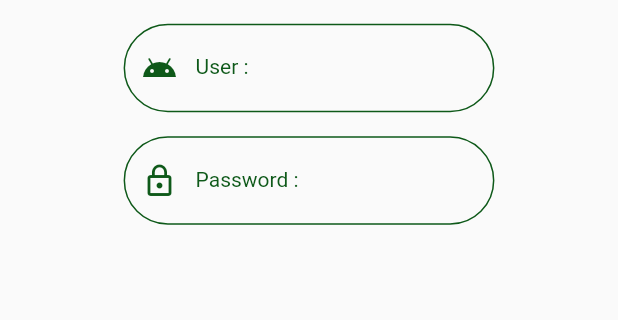
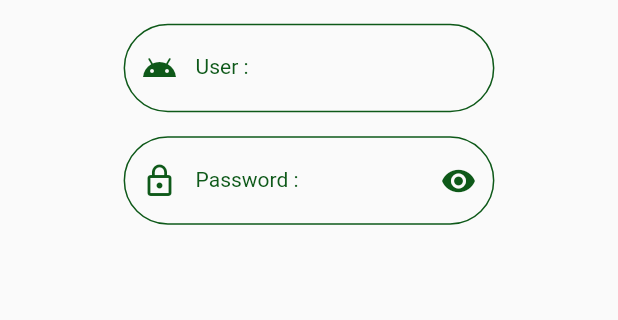
Before and after one commit to klongchan/ShoppingMall, a Flutter app: the screen it shows after launch, on a phone screen of 412 x 824 dp, the part 413-733 px from its top. Run offline on Flutter 3.47's test engine with Material 2 defaults, Android fonts, the phone set to English and light mode, and no system bars.

Commit message:
update today

```diff
--- a/lib/states/authen.dart
+++ b/lib/states/authen.dart
@@ -74,6 +74,20 @@ class _AuthenState extends State<Authen> {
           child: TextFormField(
             obscureText: statusRedEye,
             decoration: InputDecoration(
+              suffixIcon: IconButton(
+                onPressed: () {
+                  setState(() {
+                    statusRedEye = !statusRedEye;
+                  });
+                },
+                icon: statusRedEye ? Icon(
+                  Icons.remove_red_eye,
+                  color: MyConstant.dark,
+                ) : Icon(
+                  Icons.remove_red_eye_outlined,
+                  color: MyConstant.dark,
+                ),
+              ),
               labelStyle: MyConstant().h3Style(),
               labelText: 'Password :',
               prefixIcon: Icon(
```
